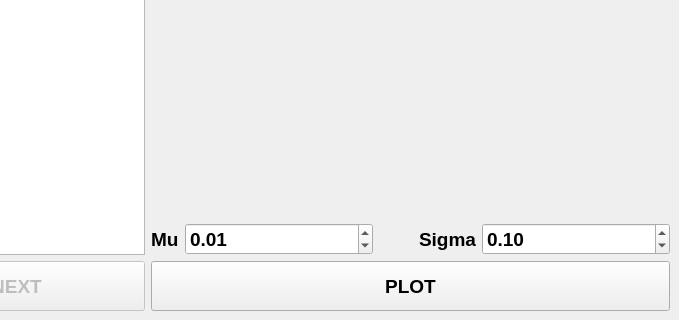
alfa-ryano/Brownian, file ui/brownian1.ui: the form before one commit; both pictures show x 121 to 800 and y 280 to 600 of the 800 by 600 pixel window.
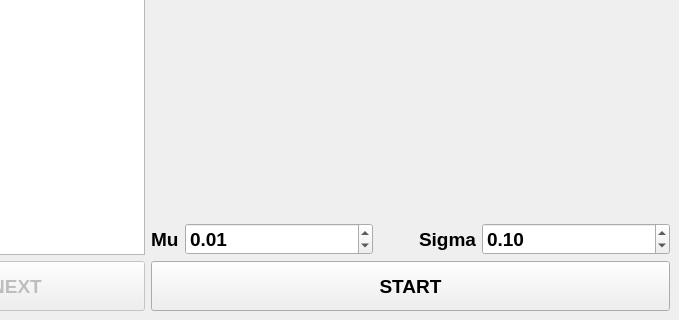
The form after the commit.

```diff
--- a/ui/brownian1.ui
+++ b/ui/brownian1.ui
@@ -180,7 +180,7 @@
            </font>
           </property>
           <property name="text">
-           <string>PLOT</string>
+           <string>START</string>
           </property>
          </widget>
         </item>
```
